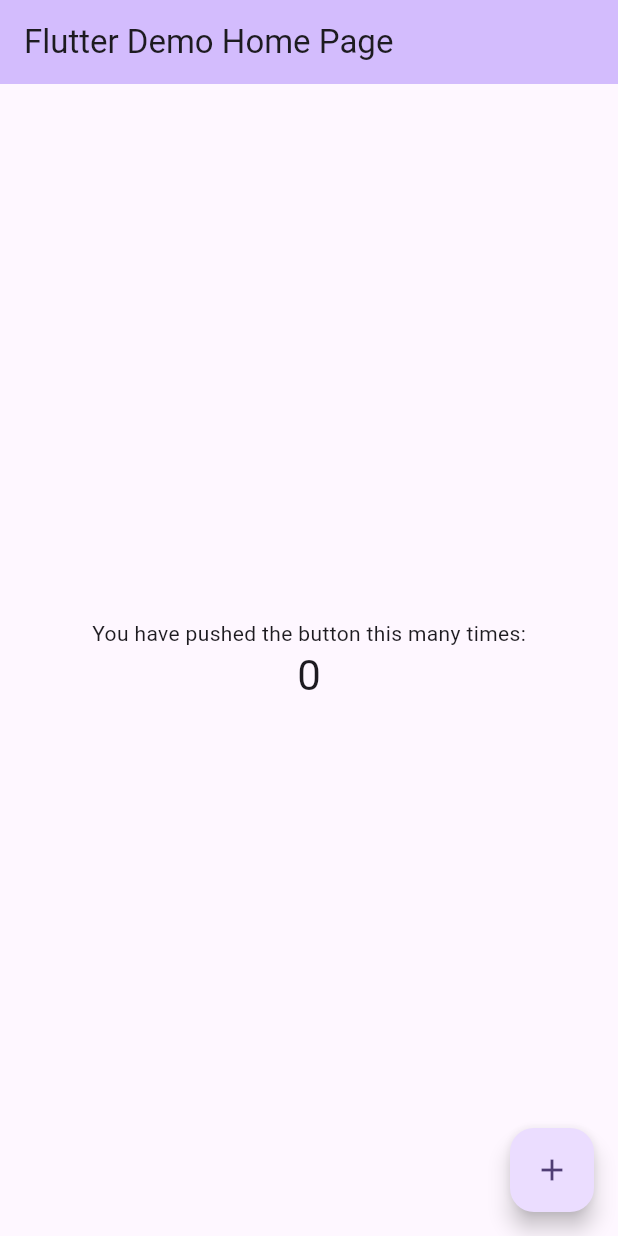
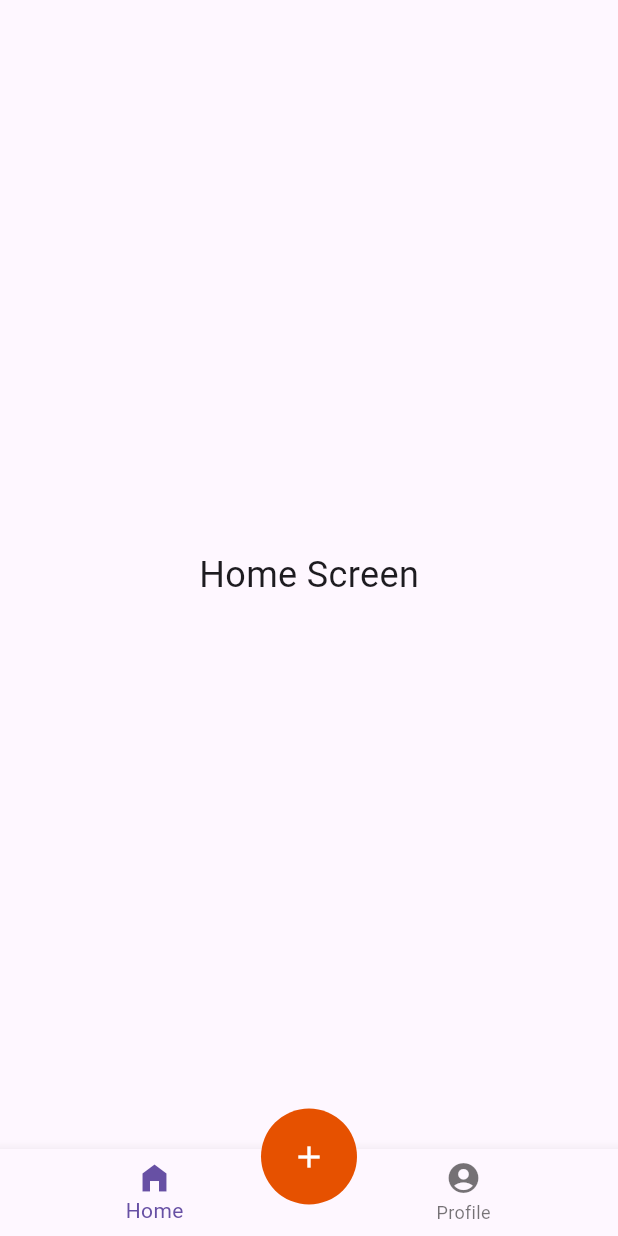
Before and after one commit to jigneng1/planAday, a Flutter app: the screen it shows after launch, on a phone screen of 412 x 824 dp. Run offline on Flutter 3.47's test engine with Material 3 defaults, Android fonts, the phone set to English and light mode, and no system bars.

Commit message:
add : menu

```diff
--- a/lib/main.dart
+++ b/lib/main.dart
@@ -1,4 +1,5 @@
 import 'package:flutter/material.dart';
+import 'package:plan_a_day/src/app.dart';
 
 void main() {
   runApp(const MyApp());
@@ -11,115 +12,12 @@ class MyApp extends StatelessWidget {
   @override
   Widget build(BuildContext context) {
     return MaterialApp(
-      title: 'Flutter Demo',
+      title: 'PlanAday',
       theme: ThemeData(
-        // This is the theme of your application.
-        //
-        // TRY THIS: Try running your application with "flutter run". You'll see
-        // the application has a purple toolbar. Then, without quitting the app,
-        // try changing the seedColor in the colorScheme below to Colors.green
-        // and then invoke "hot reload" (save your changes or press the "hot
-        // reload" button in a Flutter-supported IDE, or press "r" if you used
-        // the command line to start the app).
-        //
-        // Notice that the counter didn't reset back to zero; the application
-        // state is not lost during the reload. To reset the state, use hot
-        // restart instead.
-        //
-        // This works for code too, not just values: Most code changes can be
-        // tested with just a hot reload.
-        colorScheme: ColorScheme.fromSeed(seedColor: Colors.deepPurple),
-        useMaterial3: true,
-      ),
-      home: const MyHomePage(title: 'Flutter Demo Home Page'),
+          useMaterial3: true,
+          primaryColor: Colors.orange,
+          primarySwatch: Colors.orange),
+      home: const MainLayout(),
     );
   }
 }
-
-class MyHomePage extends StatefulWidget {
-  const MyHomePage({super.key, required this.title});
-
-  // This widget is the home page of your application. It is stateful, meaning
-  // that it has a State object (defined below) that contains fields that affect
-  // how it looks.
-
-  // This class is the configuration for the state. It holds the values (in this
-  // case the title) provided by the parent (in this case the App widget) and
-  // used by the build method of the State. Fields in a Widget subclass are
-  // always marked "final".
-
-  final String title;
-
-  @override
-  State<MyHomePage> createState() => _MyHomePageState();
-}
-
-class _MyHomePageState extends State<MyHomePage> {
-  int _counter = 0;
-
-  void _incrementCounter() {
-    setState(() {
-      // This call to setState tells the Flutter framework that something has
-      // changed in this State, which causes it to rerun the build method below
-      // so that the display can reflect the updated values. If we changed
-      // _counter without calling setState(), then the build method would not be
-      // called again, and so nothing would appear to happen.
-      _counter++;
-    });
-  }
-
-  @override
-  Widget build(BuildContext context) {
-    // This method is rerun every time setState is called, for instance as done
-    // by the _incrementCounter method above.
-    //
-    // The Flutter framework has been optimized to make rerunning build methods
-    // fast, so that you can just rebuild anything that needs updating rather
-    // than having to individually change instances of widgets.
-    return Scaffold(
-      appBar: AppBar(
-        // TRY THIS: Try changing the color here to a specific color (to
-        // Colors.amber, perhaps?) and trigger a hot reload to see the AppBar
-        // change color while the other colors stay the same.
-        backgroundColor: Theme.of(context).colorScheme.inversePrimary,
-        // Here we take the value from the MyHomePage object that was created by
-        // the App.build method, and use it to set our appbar title.
-        title: Text(widget.title),
-      ),
-      body: Center(
-        // Center is a layout widget. It takes a single child and positions it
-        // in the middle of the parent.
-        child: Column(
-          // Column is also a layout widget. It takes a list of children and
-          // arranges them vertically. By default, it sizes itself to fit its
-          // children horizontally, and tries to be as tall as its parent.
-          //
-          // Column has various properties to control how it sizes itself and
-          // how it positions its children. Here we use mainAxisAlignment to
-          // center the children vertically; the main axis here is the vertical
-          // axis because Columns are vertical (the cross axis would be
-          // horizontal).
-          //
-          // TRY THIS: Invoke "debug painting" (choose the "Toggle Debug Paint"
-          // action in the IDE, or press "p" in the console), to see the
-          // wireframe for each widget.
-          mainAxisAlignment: MainAxisAlignment.center,
-          children: <Widget>[
-            const Text(
-              'You have pushed the button this many times:',
-            ),
-            Text(
-              '$_counter',
-              style: Theme.of(context).textTheme.headlineMedium,
-            ),
-          ],
-        ),
-      ),
-      floatingActionButton: FloatingActionButton(
-        onPressed: _incrementCounter,
-        tooltip: 'Increment',
-        child: const Icon(Icons.add),
-      ), // This trailing comma makes auto-formatting nicer for build methods.
-    );
-  }
-}
--- /dev/null
+++ b/lib/src/app.dart
@@ -0,0 +1,61 @@
+// Layout widget
+
+import 'package:flutter/material.dart';
+import 'package:plan_a_day/src/screens/home_screen.dart';
+import 'package:plan_a_day/src/screens/profile_screen.dart';
+
+class MainLayout extends StatefulWidget {
+  const MainLayout({super.key});
+
+  @override
+  State<MainLayout> createState() => _MainLayoutState();
+}
+
+class _MainLayoutState extends State<MainLayout> {
+  int _currentIndex = 0;
+
+  // put the screen widget here
+  final List<Widget> _children = [HomeScreen(), ProfileScreen()];
+
+  void onTabTapped(int index) {
+    setState(() {
+      _currentIndex = index;
+    });
+  }
+
+  @override
+  Widget build(BuildContext context) {
+    return Scaffold(
+      body: _children[_currentIndex],
+      floatingActionButtonLocation: FloatingActionButtonLocation.centerDocked,
+      floatingActionButton: Container(
+        margin: const EdgeInsets.only(top: 10),
+        height: 64,
+        width: 64,
+        child: FloatingActionButton(
+          backgroundColor: Colors.orange[900],
+          elevation: 0,
+          onPressed: () => debugPrint("Add"),
+          shape: RoundedRectangleBorder(
+              side: const BorderSide(width: 3, color: Colors.transparent),
+              borderRadius: BorderRadius.circular(100)),
+          child: const Icon(
+            Icons.add,
+            color: Colors.white,
+          ),
+        ),
+      ),
+      bottomNavigationBar: BottomNavigationBar(
+        currentIndex: _currentIndex,
+        onTap: onTabTapped,
+        items: const [
+          BottomNavigationBarItem(icon: Icon(Icons.home_filled), label: "Home"),
+          BottomNavigationBarItem(
+            icon: Icon(Icons.account_circle),
+            label: 'Profile',
+          ),
+        ],
+      ),
+    );
+  }
+}
--- /dev/null
+++ b/lib/src/screens/home_screen.dart
@@ -0,0 +1,11 @@
+
+import 'package:flutter/material.dart';
+
+class HomeScreen extends StatelessWidget {
+  @override
+  Widget build(BuildContext context) {
+    return const Center(
+      child: Text('Home Screen', style: TextStyle(fontSize: 24)),
+    );
+  }
+}
--- /dev/null
+++ b/lib/src/screens/profile_screen.dart
@@ -0,0 +1,10 @@
+import 'package:flutter/material.dart';
+
+class ProfileScreen extends StatelessWidget {
+  @override
+  Widget build(BuildContext context) {
+    return const Center(
+      child: Text('Profile Screen', style: TextStyle(fontSize: 24)),
+    );
+  }
+}
```
